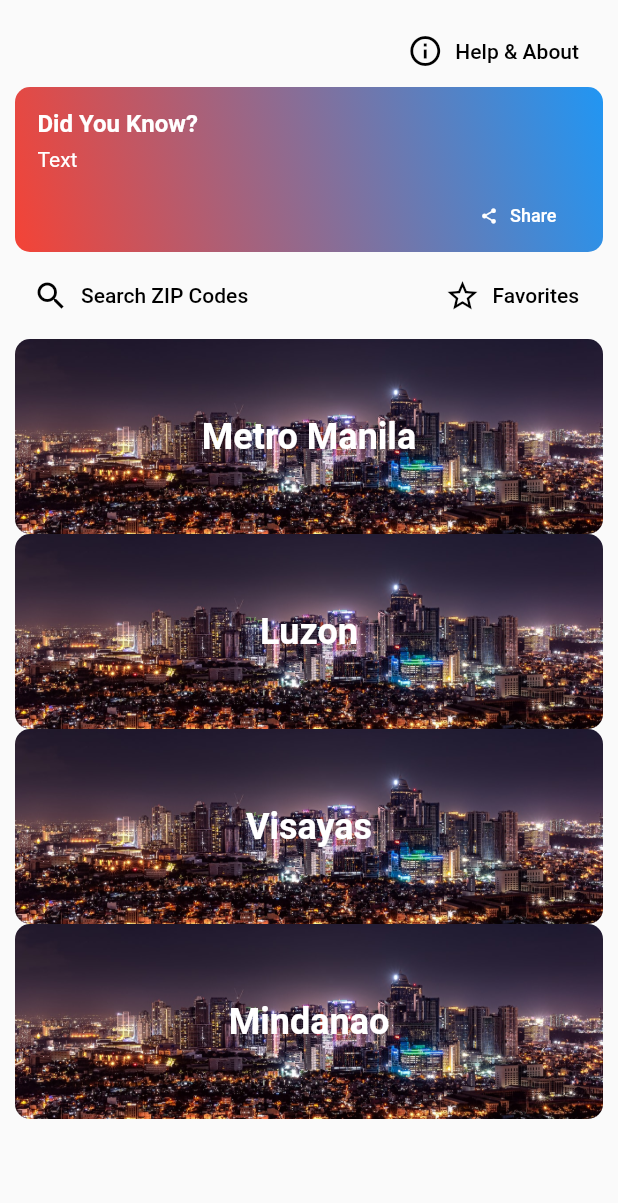
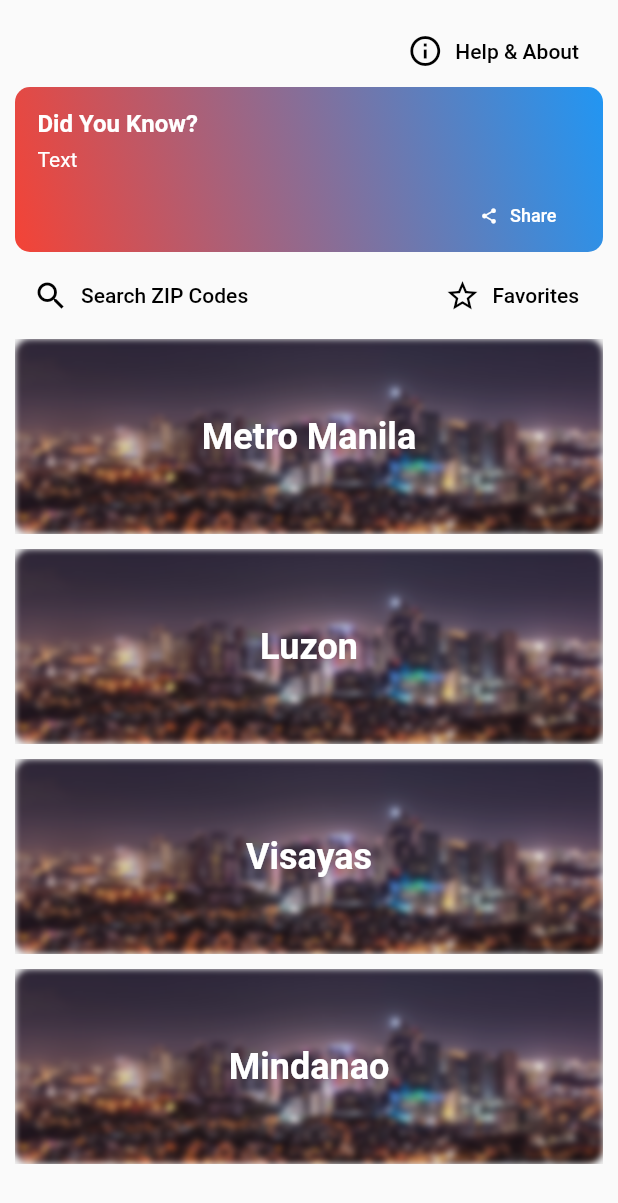
Before and after one commit to reddvid/zipcodeph_flutter, a Flutter app: the screen it shows after launch, on a phone screen of 412 x 824 dp. Shown: the top 1203 px of the screen. Run offline on Flutter 3.47's test engine with Material 2 defaults, Android fonts, the phone set to English and light mode, and no system bars.

Commit message:
Fix render box issues

```diff
--- a/lib/views/mainpage.dart
+++ b/lib/views/mainpage.dart
@@ -1,4 +1,5 @@
 import 'dart:io';
+import 'dart:ui';
 
 import 'package:flutter/cupertino.dart';
 import 'package:flutter/material.dart';
@@ -64,18 +65,20 @@ class _MainMenuState extends State<MainMenu> {
               ),
               Expanded(
                   child: SingleChildScrollView(
+                      child: Container(
                 child: Column(
                   children: [
                     ncr(),
-                    const Spacer(),
+                    divider(),
                     luzon(),
-                    const Spacer(),
+                    divider(),
                     visayas(),
-                    const Spacer(),
-                    mindanao()
+                    divider(),
+                    mindanao(),
+                    enddivider()
                   ],
                 ),
-              ))
+              )))
             ],
           )),
     ));
@@ -144,31 +147,90 @@ class _MainMenuState extends State<MainMenu> {
 
   ncr() {
     return Stack(
-      children: [bgImage('assets/images/ncr.jpg'), menuTitle('Metro Manila')],
+      children: [
+        bgImage('assets/images/ncr.jpg'),
+        ClipRRect(
+          // Clip it cleanly.
+          child: BackdropFilter(
+            filter: ImageFilter.blur(sigmaX: 2, sigmaY: 2),
+            child: Container(
+              color: Colors.grey.withOpacity(0.1),
+              alignment: Alignment.center,
+              child: menuTitle('Metro Manila'),
+            ),
+          ),
+        ),
+      ],
     );
   }
 
   luzon() {
     return Stack(
-      children: [bgImage('assets/images/ncr.jpg'), menuTitle('Luzon')],
+      children: [
+        bgImage('assets/images/ncr.jpg'),
+        ClipRRect(
+          // Clip it cleanly.
+          child: BackdropFilter(
+            filter: ImageFilter.blur(sigmaX: 2, sigmaY: 2),
+            child: Container(
+              color: Colors.grey.withOpacity(0.1),
+              alignment: Alignment.center,
+              child: menuTitle('Luzon'),
+            ),
+          ),
+        ),
+      ],
     );
   }
 
   visayas() {
     return Stack(
-      children: [bgImage('assets/images/ncr.jpg'), menuTitle('Visayas')],
+      children: [
+        bgImage('assets/images/ncr.jpg'),
+        ClipRRect(
+          // Clip it cleanly.
+          child: BackdropFilter(
+            filter: ImageFilter.blur(sigmaX: 2, sigmaY: 2),
+            child: Container(
+              color: Colors.grey.withOpacity(0.1),
+              alignment: Alignment.center,
+              child: menuTitle('Visayas'),
+            ),
+          ),
+        ),
+      ],
     );
   }
 
   mindanao() {
     return Stack(
-      children: [bgImage('assets/images/ncr.jpg'), menuTitle('Mindanao')],
+      children: [
+        bgImage('assets/images/ncr.jpg'),
+        ClipRRect(
+          // Clip it cleanly.
+          child: BackdropFilter(
+            filter: ImageFilter.blur(sigmaX: 2, sigmaY: 2),
+            child: Container(
+              color: Colors.grey.withOpacity(0.1),
+              alignment: Alignment.center,
+              child: menuTitle('Mindanao'),
+            ),
+          ),
+        ),
+      ],
     );
   }
 
   divider() {
     return const Divider(
       height: 10,
+      color: Colors.transparent,
+    );
+  }
+
+  enddivider() {
+    return const Divider(
+      height: 40,
       color: Colors.transparent,
     );
   }
```
